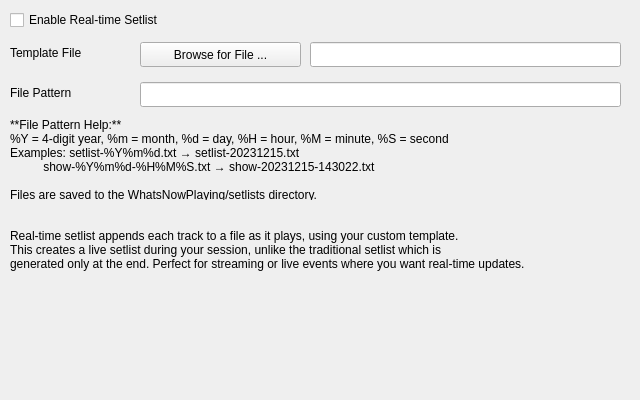
whatsnowplaying/whats-now-playing, file nowplaying/resources/ui/notifications_realtimesetlist.ui: the form before one commit.
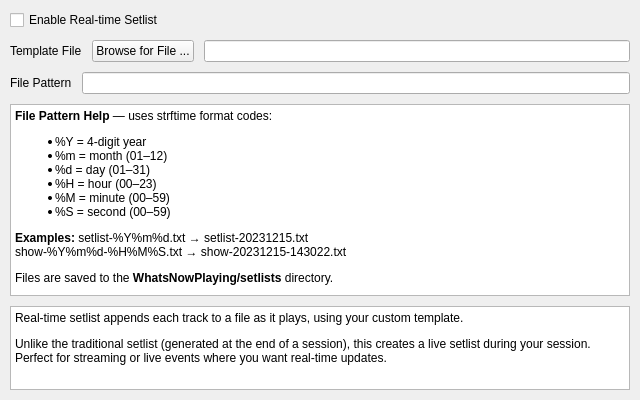
The form after the commit.

```diff
--- a/nowplaying/resources/ui/notifications_realtimesetlist.ui
+++ b/nowplaying/resources/ui/notifications_realtimesetlist.ui
@@ -16,132 +16,107 @@
   <property name="displayName" stdset="0">
    <string>Real-time Setlist</string>
   </property>
-  
+  <layout class="QVBoxLayout" name="main_layout">
+   <property name="margin">
+    <number>10</number>
+   </property>
+   <property name="spacing">
+    <number>10</number>
+   </property>
+   <item>
   <widget class="QCheckBox" name="enable_checkbox">
-   <property name="geometry">
-    <rect>
-     <x>10</x>
-     <y>10</y>
-     <width>200</width>
-     <height>20</height>
-    </rect>
-   </property>
    <property name="text">
     <string>Enable Real-time Setlist</string>
    </property>
   </widget>
-
+   </item>
+   <item>
+    <layout class="QHBoxLayout" name="template_layout">
+     <item>
   <widget class="QLabel" name="template_label">
-   <property name="geometry">
-    <rect>
-     <x>10</x>
-     <y>45</y>
-     <width>111</width>
-     <height>16</height>
-    </rect>
-   </property>
    <property name="text">
     <string>Template File</string>
    </property>
   </widget>
-  
+     </item>
+     <item>
   <widget class="QPushButton" name="template_button">
-   <property name="geometry">
-    <rect>
-     <x>140</x>
-     <y>42</y>
-     <width>161</width>
-     <height>25</height>
-    </rect>
-   </property>
    <property name="text">
     <string>Browse for File ...</string>
    </property>
   </widget>
-  
-  <widget class="QLineEdit" name="template_lineedit">
-   <property name="geometry">
-    <rect>
-     <x>310</x>
-     <y>42</y>
-     <width>311</width>
-     <height>25</height>
-    </rect>
-   </property>
-  </widget>
-
+     </item>
+     <item>
+      <widget class="QLineEdit" name="template_lineedit"/>
+     </item>
+    </layout>
+   </item>
+   <item>
+    <layout class="QHBoxLayout" name="filepattern_layout">
+     <item>
   <widget class="QLabel" name="filepattern_label">
-   <property name="geometry">
-    <rect>
-     <x>10</x>
-     <y>85</y>
-     <width>111</width>
-     <height>16</height>
-    </rect>
-   </property>
    <property name="text">
     <string>File Pattern</string>
    </property>
   </widget>
-  
+     </item>
+     <item>
   <widget class="QLineEdit" name="filepattern_lineedit">
-   <property name="geometry">
-    <rect>
-     <x>140</x>
-     <y>82</y>
-     <width>481</width>
-     <height>25</height>
-    </rect>
-   </property>
    <property name="toolTip">
     <string>Filename pattern using strftime format. Examples: setlist-%Y%m%d.txt, show-%Y%m%d-%H%M%S.txt</string>
    </property>
   </widget>
-
-  <widget class="QLabel" name="help_label">
-   <property name="geometry">
-    <rect>
-     <x>10</x>
-     <y>120</y>
-     <width>611</width>
-     <height>80</height>
-    </rect>
-   </property>
-   <property name="text">
-    <string>**File Pattern Help:**
-%Y = 4-digit year, %m = month, %d = day, %H = hour, %M = minute, %S = second
-Examples: setlist-%Y%m%d.txt → setlist-20231215.txt
-          show-%Y%m%d-%H%M%S.txt → show-20231215-143022.txt
-
-Files are saved to the WhatsNowPlaying/setlists directory.</string>
-   </property>
-   <property name="textFormat">
-    <enum>Qt::MarkdownText</enum>
-   </property>
-   <property name="wordWrap">
-    <bool>true</bool>
-   </property>
-  </widget>
-
-  <widget class="QLabel" name="description_label">
-   <property name="geometry">
-    <rect>
-     <x>10</x>
-     <y>220</y>
-     <width>611</width>
-     <height>60</height>
-    </rect>
-   </property>
-   <property name="text">
-    <string>Real-time setlist appends each track to a file as it plays, using your custom template.
-This creates a live setlist during your session, unlike the traditional setlist which is 
-generated only at the end. Perfect for streaming or live events where you want real-time updates.</string>
-   </property>
-   <property name="wordWrap">
-    <bool>true</bool>
-   </property>
-  </widget>
-
+     </item>
+    </layout>
+   </item>
+   <item>
+    <widget class="QTextBrowser" name="help_label">
+     <property name="sizePolicy">
+      <sizepolicy hsizetype="Expanding" vsizetype="Preferred">
+       <horstretch>0</horstretch>
+       <verstretch>0</verstretch>
+      </sizepolicy>
+     </property>
+     <property name="html">
+      <string>&lt;!DOCTYPE HTML PUBLIC &quot;-//W3C//DTD HTML 4.0//EN&quot; &quot;http://www.w3.org/TR/REC-html40/strict.dtd&quot;&gt;
+&lt;html&gt;&lt;head&gt;&lt;meta name=&quot;qrichtext&quot; content=&quot;1&quot; /&gt;&lt;style type=&quot;text/css&quot;&gt;
+p, li { white-space: pre-wrap; }
+&lt;/style&gt;&lt;/head&gt;&lt;body&gt;
+&lt;p&gt;&lt;span style=&quot;font-weight:600;&quot;&gt;File Pattern Help&lt;/span&gt; — uses strftime format codes:&lt;/p&gt;
+&lt;ul&gt;
+&lt;li&gt;%Y = 4-digit year&lt;/li&gt;
+&lt;li&gt;%m = month (01–12)&lt;/li&gt;
+&lt;li&gt;%d = day (01–31)&lt;/li&gt;
+&lt;li&gt;%H = hour (00–23)&lt;/li&gt;
+&lt;li&gt;%M = minute (00–59)&lt;/li&gt;
+&lt;li&gt;%S = second (00–59)&lt;/li&gt;
+&lt;/ul&gt;
+&lt;p&gt;&lt;span style=&quot;font-weight:600;&quot;&gt;Examples:&lt;/span&gt; setlist-%Y%m%d.txt → setlist-20231215.txt&lt;br/&gt;show-%Y%m%d-%H%M%S.txt → show-20231215-143022.txt&lt;/p&gt;
+&lt;p&gt;Files are saved to the &lt;span style=&quot;font-weight:600;&quot;&gt;WhatsNowPlaying/setlists&lt;/span&gt; directory.&lt;/p&gt;
+&lt;/body&gt;&lt;/html&gt;</string>
+     </property>
+    </widget>
+   </item>
+   <item>
+    <widget class="QTextBrowser" name="description_label">
+     <property name="sizePolicy">
+      <sizepolicy hsizetype="Expanding" vsizetype="Expanding">
+       <horstretch>0</horstretch>
+       <verstretch>1</verstretch>
+      </sizepolicy>
+     </property>
+     <property name="html">
+      <string>&lt;!DOCTYPE HTML PUBLIC &quot;-//W3C//DTD HTML 4.0//EN&quot; &quot;http://www.w3.org/TR/REC-html40/strict.dtd&quot;&gt;
+&lt;html&gt;&lt;head&gt;&lt;meta name=&quot;qrichtext&quot; content=&quot;1&quot; /&gt;&lt;style type=&quot;text/css&quot;&gt;
+p, li { white-space: pre-wrap; }
+&lt;/style&gt;&lt;/head&gt;&lt;body&gt;
+&lt;p&gt;Real-time setlist appends each track to a file as it plays, using your custom template.&lt;/p&gt;
+&lt;p&gt;Unlike the traditional setlist (generated at the end of a session), this creates a live setlist during your session. Perfect for streaming or live events where you want real-time updates.&lt;/p&gt;
+&lt;/body&gt;&lt;/html&gt;</string>
+     </property>
+    </widget>
+   </item>
+  </layout>
  </widget>
  <resources/>
  <connections/>
```
Lines whose indentation alone changed are shown as unchanged.
